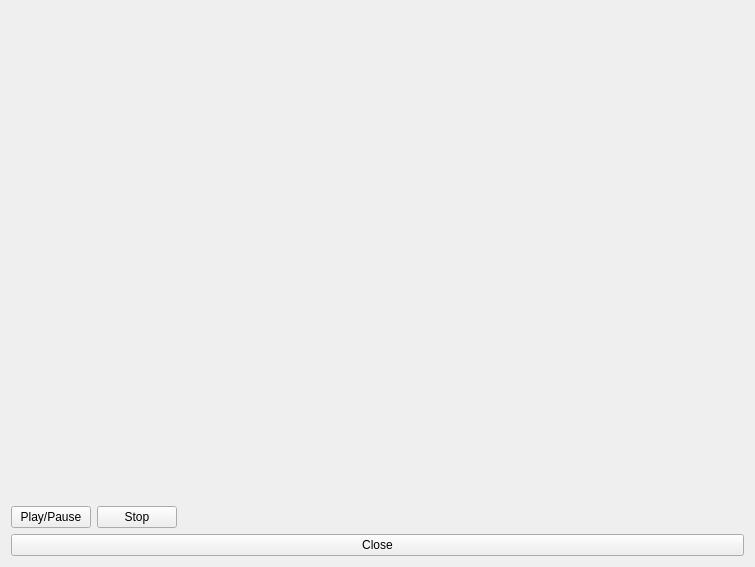
The window that source/previewplayer.ui (froksen/FDesktopRecorder) describes before a commit, drawn with Qt 5.
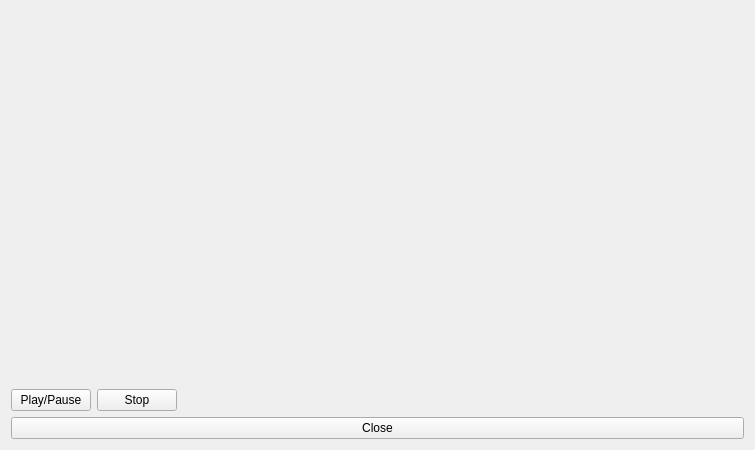
The same window after the commit. Custom widgets are drawn as their Qt base class.

Commit message: Previewplayer: the content is now always aligened in the middle.

```diff
--- a/source/previewplayer.ui
+++ b/source/previewplayer.ui
@@ -7,19 +7,34 @@
     <x>0</x>
     <y>0</y>
     <width>755</width>
-    <height>567</height>
+    <height>450</height>
    </rect>
   </property>
   <property name="windowTitle">
    <string>Preview</string>
   </property>
   <layout class="QVBoxLayout" name="verticalLayout">
+   <item>
+    <spacer name="verticalSpacer_2">
+     <property name="orientation">
+      <enum>Qt::Vertical</enum>
+     </property>
+     <property name="sizeHint" stdset="0">
+      <size>
+       <width>20</width>
+       <height>40</height>
+      </size>
+     </property>
+    </spacer>
+   </item>
    <item>
     <layout class="QGridLayout" name="gridLayout_3">
      <item row="0" column="0">
       <layout class="QGridLayout" name="gridLayout_2"/>
      </item>
-     <item row="0" column="1">
+    </layout>
+   </item>
+   <item>
       <spacer name="verticalSpacer">
        <property name="orientation">
         <enum>Qt::Vertical</enum>
@@ -31,8 +46,6 @@
         </size>
        </property>
       </spacer>
-     </item>
-    </layout>
    </item>
    <item>
     <widget class="Phonon::SeekSlider" name="seekSlider"/>
```
Left out of the diff: 6 changed lines with no effect on the pictures. Lines whose indentation alone changed are shown as unchanged.
